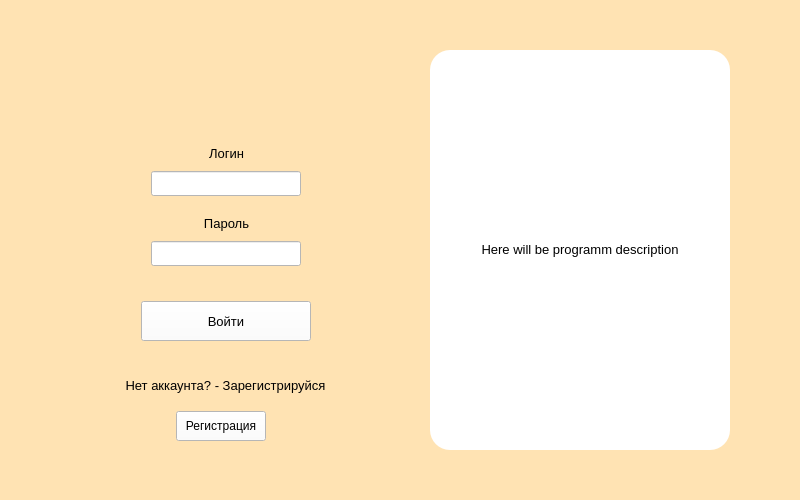
Above: design files/login.ui from aaalace/D-Compare before the change. Below: the same form after it.
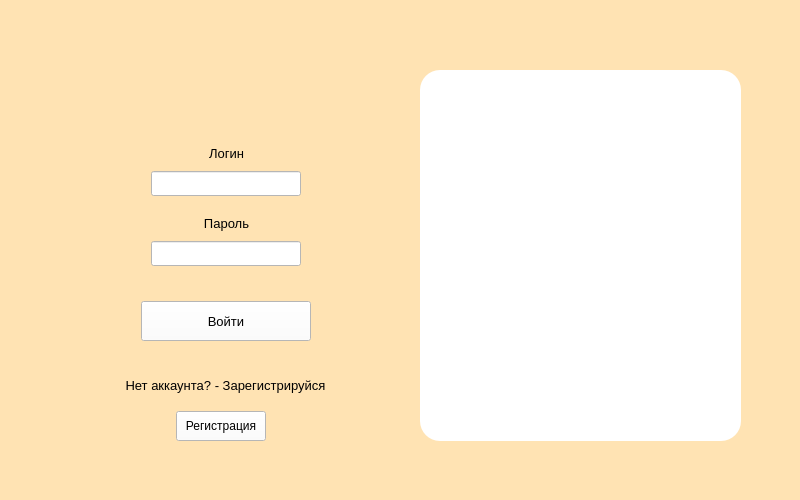
That is the form after the change.

Commit message: 23.10.21 login + signin ui done

What changed in the file:
```diff
--- a/design files/login.ui
+++ b/design files/login.ui
@@ -164,35 +164,18 @@
      <string>Регистрация</string>
     </property>
    </widget>
-   <widget class="QLabel" name="label">
+   <widget class="QPlainTextEdit" name="text_description">
     <property name="geometry">
      <rect>
-      <x>430</x>
-      <y>50</y>
-      <width>300</width>
-      <height>400</height>
+      <x>420</x>
+      <y>70</y>
+      <width>321</width>
+      <height>371</height>
      </rect>
     </property>
-    <property name="font">
-     <font>
-      <pointsize>10</pointsize>
-     </font>
-    </property>
     <property name="styleSheet">
      <string notr="true">border-radius: 20px; background-color: white</string>
     </property>
-    <property name="text">
-     <string>Here will be programm description</string>
-    </property>
-    <property name="textFormat">
-     <enum>Qt::RichText</enum>
-    </property>
-    <property name="alignment">
-     <set>Qt::AlignCenter</set>
-    </property>
-    <property name="wordWrap">
-     <bool>true</bool>
-    </property>
    </widget>
   </widget>
  </widget>
```
The commit also changes 1 other file.
